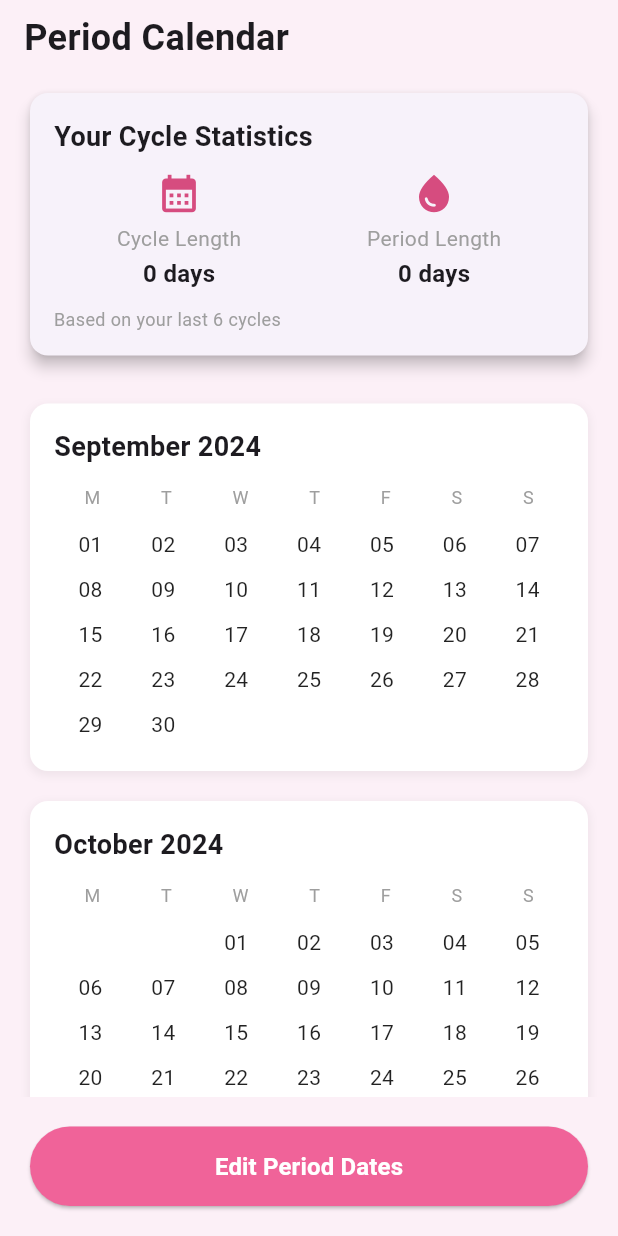
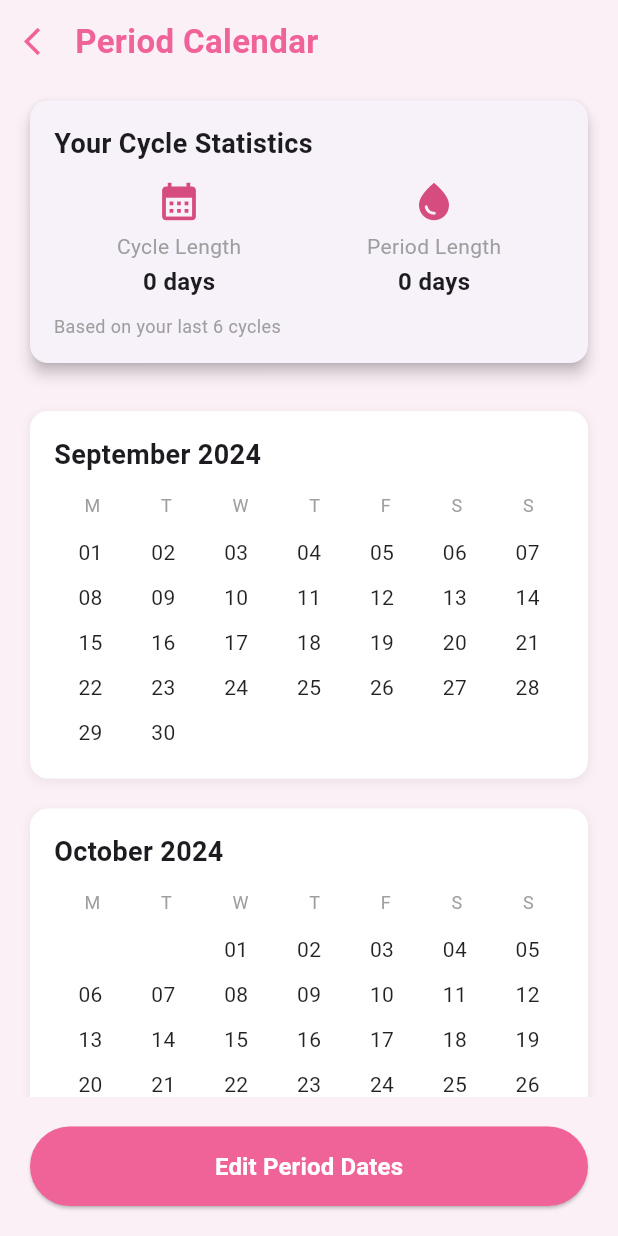
Before and after one commit to sakith71/AuraBloom, a Flutter app: the CalendarPage screen opened directly with empty values, on a phone screen of 412 x 824 dp. Run offline on Flutter 3.47's test engine with Material 3 defaults, Android fonts, the phone set to English and light mode, and no system bars; our stand-ins replace cloud_firestore, firebase_auth, firebase_core, firebase_storage, image_picker, shared_preferences; accounts and stored records are empty; network calls fail.

Commit message:
This commit updates the Calendar page UI to follow the same design pattern as the Health Tips page for better UI consistency throughout the app.
-Modified the page header to use a pink color scheme with a back arrow
- Removed the "X" close button from Edit Period Dates mode

```diff
--- a/frontend/lib/screens/calender-page.dart
+++ b/frontend/lib/screens/calender-page.dart
@@ -504,27 +504,47 @@ class _CalendarPageState extends State<CalendarPage> {
         child: Column(
           crossAxisAlignment: CrossAxisAlignment.start,
           children: [
-            // Header row
-            Padding(
+            // Header row - MODIFIED to match Health Tips style
+            Container(
               padding: const EdgeInsets.symmetric(
                 horizontal: 16.0,
-                vertical: 8.0,
+                vertical: 12.0,
               ),
               child: Row(
-                mainAxisAlignment: MainAxisAlignment.spaceBetween,
                 children: [
+                  // Back arrow - styled like in Health Tips page
+                  GestureDetector(
+                    onTap: () {
+                      if (isEditing && hasChanges) {
+                        // If editing with changes, show confirmation
+                        _showExitConfirmation();
+                      } else if (isEditing) {
+                        // If editing but no changes, just exit edit mode
+                        setState(() {
+                          isEditing = false;
+                        });
+                      } else {
+                        // In normal mode (Period Calendar), navigate back to home
+                        Navigator.of(context).pop();
+                      }
+                    },
+                    child: Icon(
+                      Icons.arrow_back_ios,
+                      color: const Color.fromARGB(255, 240, 99, 153),
+                      size: 22,
+                    ),
+                  ),
+                  const SizedBox(width: 12),
+                  // Title in pink color
                   Text(
                     isEditing ? 'Edit Period Dates' : 'Period Calendar',
-                    style: const TextStyle(
-                      fontSize: 24,
+                    style: TextStyle(
+                      fontSize: 22,
                       fontWeight: FontWeight.bold,
+                      color: const Color.fromARGB(255, 240, 99, 153),
                     ),
                   ),
-                  if (isEditing)
-                    IconButton(
-                      icon: const Icon(Icons.close),
-                      onPressed: toggleEditMode,
-                    ),
+                  // Removed the close icon for edit mode
                 ],
               ),
             ),
```
Also changed, not shown: frontend/lib/widgets/chat-widgets.dart (+61 -10 lines).
